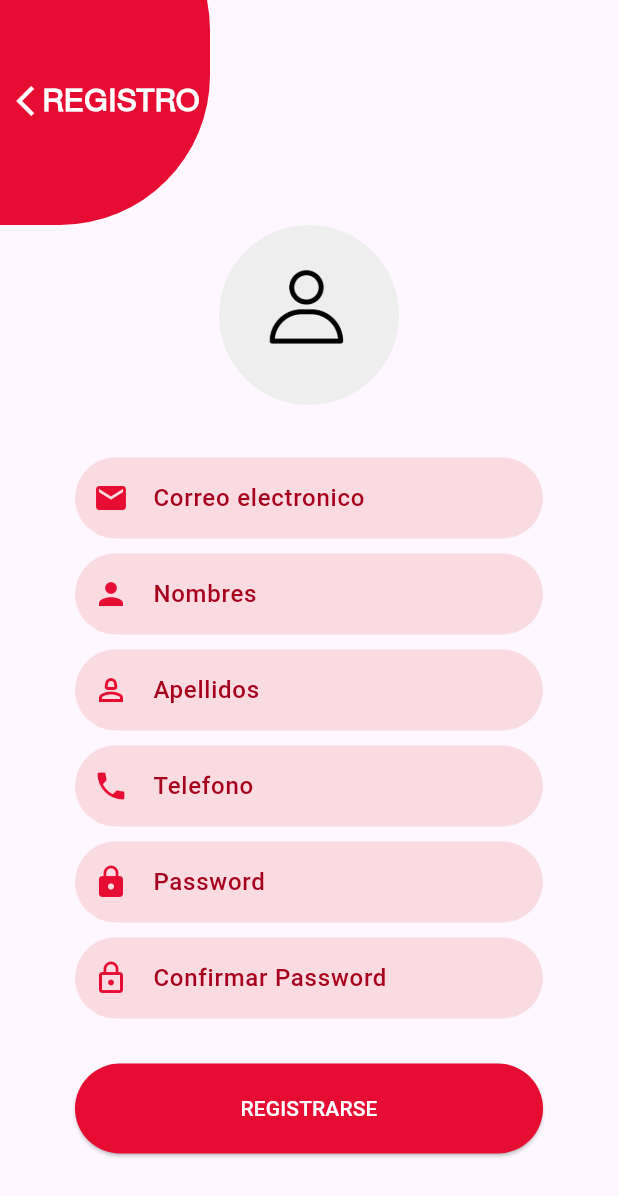
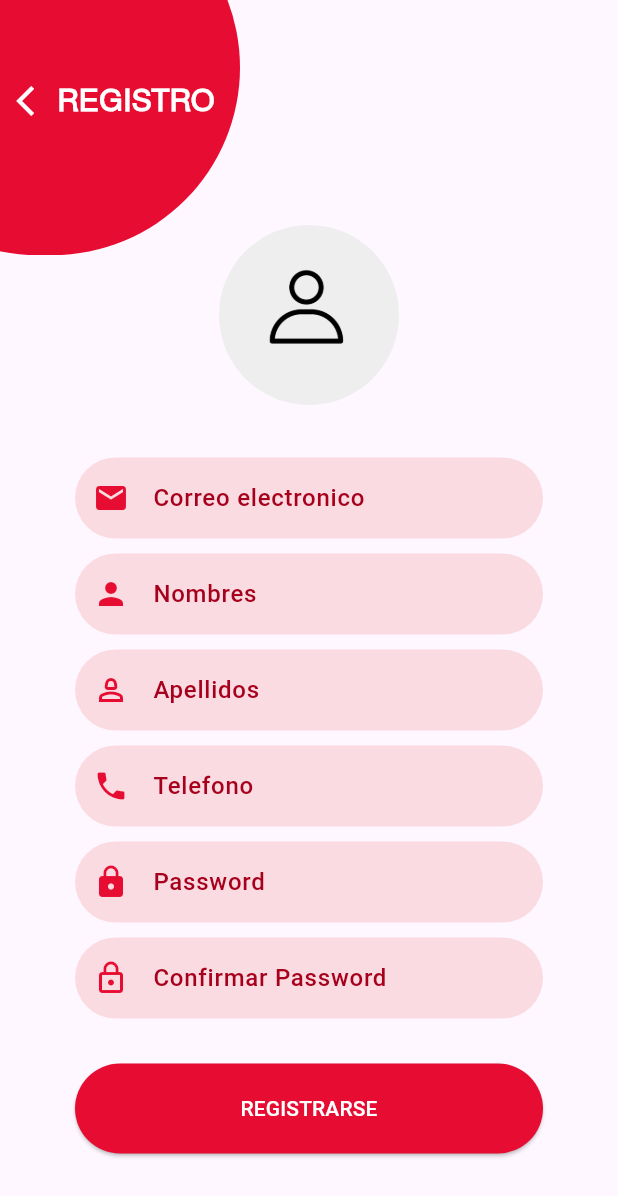
Before and after one commit to jpatino1806/app_delivery_frontend_flutter, a Flutter app: the screen it shows after launch, after a tap on "Registrate", on a phone screen of 412 x 824 dp. Shown: the top 1196 px of the screen. Run offline on Flutter 3.47's test engine with Material 3 defaults, Android fonts, the light colour scheme and no system bars; our stand-ins replace lottie, shared_preferences; network calls fail.

Commit message:
avance cap.48

```diff
--- a/lib/main.dart
+++ b/lib/main.dart
@@ -1,6 +1,9 @@
 import 'package:delivery_flutter/src/pages/client/products/list/client_products_list_page.dart';
+import 'package:delivery_flutter/src/pages/delivery/orders/list/delivery_orders_list_page.dart';
 import 'package:delivery_flutter/src/pages/login/login_page.dart';
 import 'package:delivery_flutter/src/pages/register/register_page.dart';
+import 'package:delivery_flutter/src/pages/restaurant/orders/list/restaurant_orders_list_page.dart';
+import 'package:delivery_flutter/src/pages/roles/roles_page.dart';
 import 'package:delivery_flutter/src/utils/my_colors.dart';
 import 'package:flutter/material.dart';
 
@@ -23,7 +26,10 @@ class _MyAppState extends State<MyApp> {
       routes: {
         'login': (context) => LoginPage(),
         'register': (context) => RegisterPage(),
+        'roles': (context) => RolesPage(),
         'client/products/list': (context) => ClientProductsListPage(),
+        'restaurant/orders/list': (context) => RestaurantOrdersListPage(),
+        'delivery/orders/list': (context) => DeliveryOrdersListPage(),
       },
       theme: ThemeData(
         //fontFamily: 'NimbusSans',
--- a/lib/src/models/user.dart
+++ b/lib/src/models/user.dart
@@ -1,5 +1,7 @@
 
 import 'dart:convert';
+
+import 'package:delivery_flutter/src/models/rol.dart';
 
 User userFromJson(String str) => User.fromJson(json.decode(str));
 
@@ -14,6 +16,7 @@ class User {
   String? image;
   String? password;
   String? sesionToken;
+  List<Rol> roles = [];
 
 
 
@@ -26,10 +29,11 @@ class User {
     this.image,
     this.password,
     this.sesionToken,
-  });
+    List<Rol>? roles,
+  }) : roles = roles ?? [];
 
     factory User.fromJson(Map<String, dynamic> json) => User(
-      id: json["id"],
+      id: json["id"] is int ? json['id'].toString() : json['id'],
       email: json["email"],
       name: json["name"],
       lastname: json["lastname"],
@@ -37,6 +41,7 @@ class User {
       image: json["image"],
       password: json["password"],
       sesionToken: json["sesion_token"],
+      roles: json["roles"] == null ? [] : List<Rol>.from(json['roles'].map((model) => Rol.fromJson(model))) ?? [],
   );
 
     Map<String, dynamic> toJson() => {
@@ -48,6 +53,7 @@ class User {
         "image": image,
         "password": password,
         "sesion_token": sesionToken,
+        "roles": roles,
 
     };
 }
--- a/lib/src/pages/login/login_controller.dart
+++ b/lib/src/pages/login/login_controller.dart
@@ -23,9 +23,14 @@ class LoginController {
 
     print('Usuario : ${user.toJson()}');
 
-    //Navigator.pushNamedAndRemoveUntil(context, 'client/products/list', (route) => false);
-    if (user.id != null) {
-      Navigator.pushNamedAndRemoveUntil(context, 'client/products/list', (route) => false);
+
+    if (user.sesionToken != null) {
+      //Navigator.pushNamedAndRemoveUntil(context, 'client/products/list', (route) => false);
+      if (user.roles.length > 1)  {//si tiene mas de un rol
+        Navigator.pushNamedAndRemoveUntil(context, 'roles', (route) => false);
+      }else{
+        Navigator.pushNamedAndRemoveUntil(context, user.roles[0].route!, (route) => false);
+      }
     }
   }
 
@@ -41,8 +46,14 @@ class LoginController {
     if (responseApi != null && responseApi.success == true) {
       User user = User.fromJson(responseApi.data);
       _sharedPref.save('user', user.toJson());
-      Navigator.pushNamedAndRemoveUntil(context!, 'client/products/list', (route) => false);
 
+      print('USUARIO LOGEADO: ${user.toJson()}');
+
+      if (user.roles.length > 1)  {//si tiene mas de un rol
+        Navigator.pushNamedAndRemoveUntil(context!, 'roles', (route) => false);
+      }else{
+        Navigator.pushNamedAndRemoveUntil(context!, user.roles[0].route!, (route) => false);
+      }
     } else {
       MySnackbar.show(context!, responseApi?.message ?? 'error desconocido');
     }
--- a/lib/src/pages/login/login_page.dart
+++ b/lib/src/pages/login/login_page.dart
@@ -39,8 +39,21 @@ class _LoginPageState extends State<LoginPage> {
               left: -100,
               child: _circleLogin()),
             Positioned(
-              top: 60,
-              left: 25,
+              top: 20,
+              left: 10,
+              child: Container(
+                width: 150,
+                height: 150,
+                // decoration: BoxDecoration(
+                //   borderRadius: BorderRadius.circular(130),
+                //   color: Colors.black26
+                // ),
+                child: Image.asset('assets/img/wie_1024_sin_fondo.png'),
+              ),
+            ),
+            Positioned(
+              top: 160,
+              left: 160,
               child: _textLogin()),
             SingleChildScrollView(
               child: Column(
@@ -65,12 +78,33 @@ class _LoginPageState extends State<LoginPage> {
 
   /////////////////////////////////////////////////////////
 
+  // Widget _imageLogo(){
+  //   return CircleAvatar(
+  //     backgroundImage: AssetImage('assets/img/assets/img/wie_1024.png'),
+  //     radius: 80,
+  //     backgroundColor: Colors.black,
+  //   );
+  // }
+
+  Widget _imageLogo(){
+    return Container(
+      width: 150,
+      height: 150,
+      decoration: BoxDecoration(
+        borderRadius: BorderRadius.circular(130),
+        color: Colors.black12
+
+      ),
+      child: Image.asset('assets/img/wie_1024.png'),
+    );
+  }
+
   Widget _circleLogin(){
     return Container(
-      width: 240,
-      height: 230,
+      width: 280,
+      height: 270,
       decoration: BoxDecoration(
-        borderRadius: BorderRadius.circular(100),
+        borderRadius: BorderRadius.circular(130),
         color: MyColors.primaryColor
       ),
     );
@@ -79,9 +113,9 @@ class _LoginPageState extends State<LoginPage> {
   Widget _textLogin(){
     return Text('LOGIN',
       style: TextStyle(
-        color: Colors.white,
+        color: const Color.fromARGB(255, 200, 15, 15),
         fontWeight: FontWeight.bold,
-        fontSize: 24,
+        fontSize: 34,
         fontFamily: 'NimbusSans'
       ),
     );
@@ -90,8 +124,8 @@ class _LoginPageState extends State<LoginPage> {
   Widget _lottieAnimation(){
     return Container(
       margin: EdgeInsets.only(
-        top: 150,
-        bottom: MediaQuery.of(context).size.height * 0.17
+        top: 220,
+        bottom: MediaQuery.of(context).size.height * 0.1
       ),
       child: Lottie.asset('assets/json/Delivery.json',
         width: 350,
--- a/lib/src/pages/register/register_page.dart
+++ b/lib/src/pages/register/register_page.dart
@@ -37,7 +37,7 @@ class _RegisterPageState extends State<RegisterPage> {
               child: _circleRegister()),
             Positioned(
               top: 55,
-              left: 28,
+              left: 38,
               child: _textRegister()),
             Positioned(
               top: 43,
@@ -81,10 +81,10 @@ class _RegisterPageState extends State<RegisterPage> {
 
   Widget _circleRegister(){
     return Container(
-      width: 240,
-      height: 230,
+      width: 260,
+      height: 250,
       decoration: BoxDecoration(
-        borderRadius: BorderRadius.circular(100),
+        borderRadius: BorderRadius.circular(130),
         color: MyColors.primaryColor
       ),
     );
--- a/pubspec.yaml
+++ b/pubspec.yaml
@@ -64,6 +64,7 @@ flutter:
   # To add assets to your application, add an assets section, like this:
   assets:
     - assets/img/
+    - assets/img/wie_1024.png
     - assets/json/
 
   #   - images/a_dot_ham.jpeg
```
Also changed, not shown: lib/src/models/rol.dart (added, +37 -0 lines), lib/src/pages/delivery/orders/list/delivery_orders_list_page.dart (added, +17 -0 lines), lib/src/pages/restaurant/orders/list/restaurant_orders_list_page.dart (added, +17 -0 lines), lib/src/pages/roles/roles_controller.dart (added, +25 -0 lines), lib/src/pages/roles/roles_page.dart (added, +87 -0 lines), assets/img/wie_1024.png (added), assets/img/wie_1024_sin_fondo.png (added).
